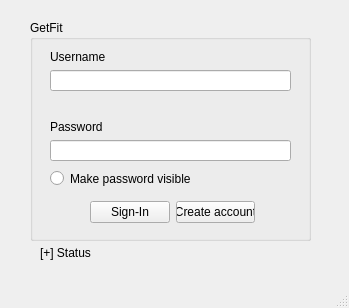
kevinlucas23/getFit, file getfit.ui: the form before one commit.
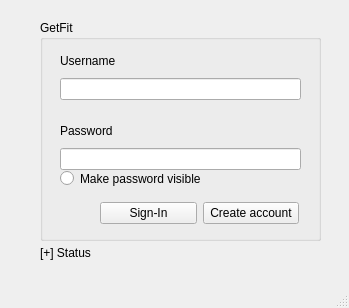
The form after the commit.

Diff of the .ui file:
```diff
--- a/getfit.ui
+++ b/getfit.ui
@@ -17,7 +17,7 @@
    <widget class="QGroupBox" name="groupBox">
     <property name="geometry">
      <rect>
-      <x>30</x>
+      <x>40</x>
       <y>20</y>
       <width>281</width>
       <height>221</height>
@@ -39,13 +39,13 @@
       <string>Make password visible.</string>
      </property>
     </widget>
-    <widget class="QWidget" name="">
+    <widget class="QWidget" name="layoutWidget">
      <property name="geometry">
       <rect>
        <x>20</x>
        <y>30</y>
        <width>241</width>
-       <height>41</height>
+       <height>50</height>
       </rect>
      </property>
      <layout class="QVBoxLayout" name="verticalLayout">
@@ -61,13 +61,13 @@
       </item>
      </layout>
     </widget>
-    <widget class="QWidget" name="">
+    <widget class="QWidget" name="layoutWidget">
      <property name="geometry">
       <rect>
        <x>20</x>
        <y>100</y>
        <width>241</width>
-       <height>41</height>
+       <height>50</height>
       </rect>
      </property>
      <layout class="QVBoxLayout" name="verticalLayout_2">
@@ -90,13 +90,13 @@
       </item>
      </layout>
     </widget>
-    <widget class="QWidget" name="">
+    <widget class="QWidget" name="layoutWidget">
      <property name="geometry">
       <rect>
        <x>60</x>
        <y>180</y>
-       <width>165</width>
-       <height>25</height>
+       <width>199</width>
+       <height>27</height>
       </rect>
      </property>
      <layout class="QHBoxLayout" name="horizontalLayout">
```
Left out of the diff: 2 changed lines with no effect on the pictures.
